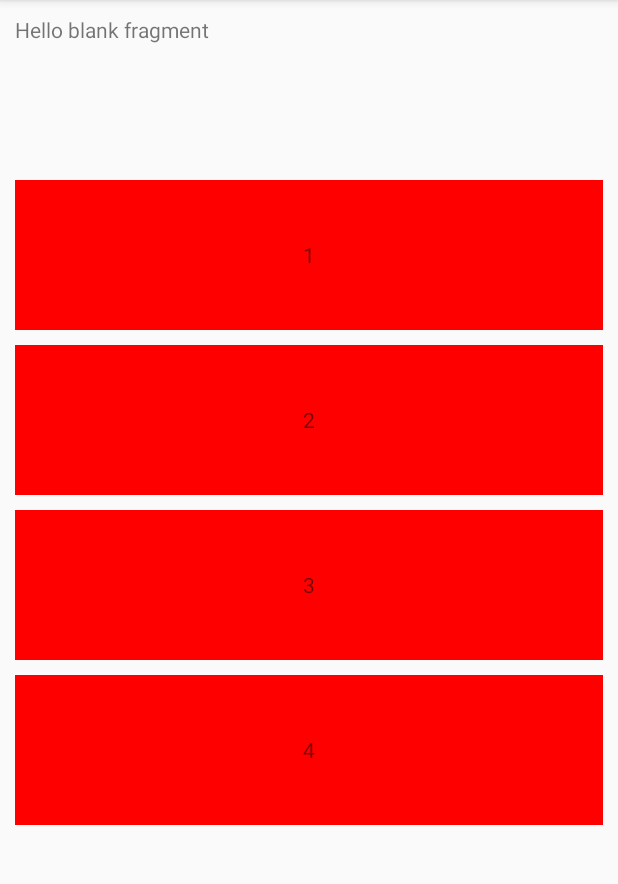
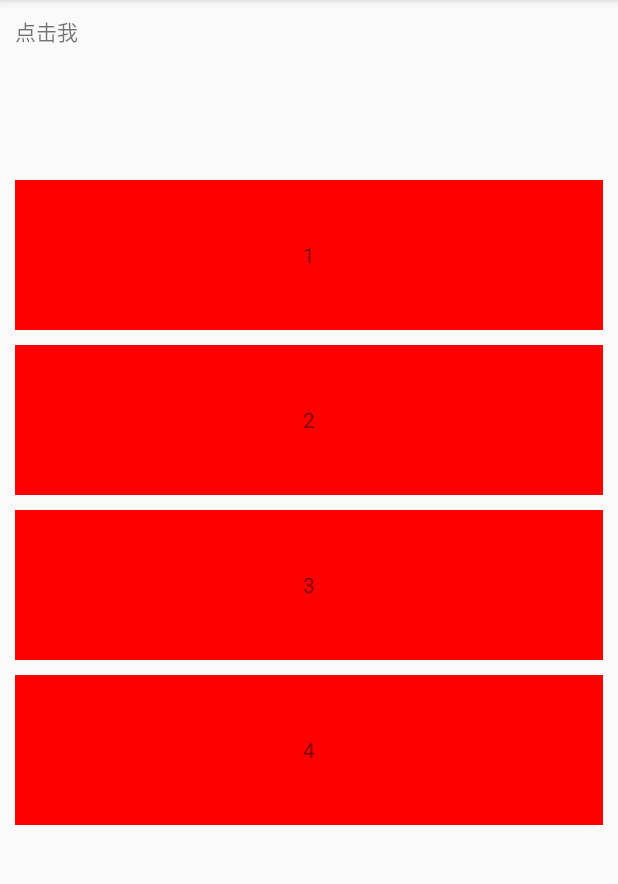
Before and after one commit to MyFisherTiger/TryMVVM, an Android app: the MyFragment screen opened directly, with no data from a screen before it, on a phone screen of 412 x 824 dp, the part 84-968 px from its top. Run offline under Robolectric (Android 15) with nearby library versions, the phone set to English and light mode, and no system bars; our stand-ins replace data binding.

Commit message:
点击提示

```diff
--- a/app/src/main/res/layout/fragment_my.xml
+++ b/app/src/main/res/layout/fragment_my.xml
@@ -21,7 +21,7 @@
                 android:id="@+id/tv1"
                 android:layout_width="match_parent"
                 android:layout_height="100dp"
-                android:text="@string/hello_blank_fragment" />
+                android:text="点击我" />
 
             <android.support.v7.widget.RecyclerView
                 android:id="@+id/rv_list"
```
